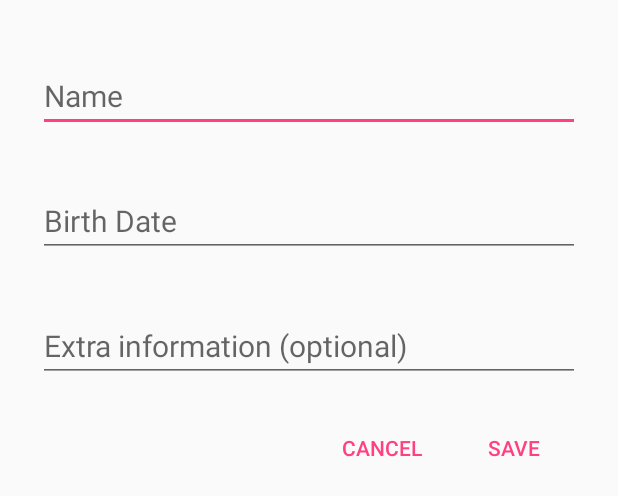
After one commit to babadela3/Playground, an Android app: the layout mihai_dialog_layout.xml on its own in the app's theme, with its tools: preview values and no code run, on a phone screen of 412 x 824 dp. The commit adds this screen. Shown: the top 496 px of the screen. Run offline under Robolectric (Android 15) with nearby library versions, the phone set to English and light mode, and no system bars.

Commit message:
dialogul lui mihai

```diff
--- a/ButtonsAndDialogs/app/src/main/java/com/example/gabriela/buttonsanddialogs/DialogsActivity.java
+++ b/ButtonsAndDialogs/app/src/main/java/com/example/gabriela/buttonsanddialogs/DialogsActivity.java
@@ -1,6 +1,7 @@
 package com.example.gabriela.buttonsanddialogs;
 
 import android.app.Activity;
+import android.app.Dialog;
 import android.app.ProgressDialog;
 import android.graphics.Color;
 import android.graphics.drawable.ColorDrawable;
@@ -15,6 +16,7 @@ import android.widget.Button;
 public class DialogsActivity extends Activity {
     Button ralucaDialogButton;
     private Button calinDialogButton;
+    private Button mihaiDialogButton;
     private int progressStatus = 0;
     private Handler handler = new Handler();
 
@@ -25,6 +27,7 @@ public class DialogsActivity extends Activity {
 
         ralucaDialogButton = (Button) findViewById(R.id.ralucadialog_button);
         calinDialogButton = (Button) findViewById(R.id.calindialog_button);
+        mihaiDialogButton = (Button) findViewById(R.id.mihaidialog_button);
         setUpHandlers();
     }
 
@@ -95,5 +98,32 @@ public class DialogsActivity extends Activity {
                 }).start(); // Start the operation
             }
         });
+
+        mihaiDialogButton.setOnClickListener(new View.OnClickListener() {
+            @Override
+            public void onClick(View v) {
+                final Dialog dialog = new Dialog(DialogsActivity.this);
+                dialog.setContentView(R.layout.mihai_dialog_layout);
+                dialog.setTitle("Add child");
+
+                Button saveButton = (Button) dialog.findViewById(R.id.saveButton);
+                Button cancelButton = (Button) dialog.findViewById(R.id.cancelButton);
+
+                saveButton.setOnClickListener(new View.OnClickListener() {
+                    @Override
+                    public void onClick(View v) {
+                        dialog.dismiss();
+                    }
+                });
+
+                cancelButton.setOnClickListener(new View.OnClickListener() {
+                    @Override
+                    public void onClick(View v) {
+                        dialog.dismiss();
+                    }
+                });
+                dialog.show();
+            }
+        });
     }
 }
--- /dev/null
+++ b/ButtonsAndDialogs/app/src/main/res/layout/mihai_dialog_layout.xml
@@ -0,0 +1,66 @@
+<?xml version="1.0" encoding="utf-8"?>
+<RelativeLayout xmlns:android="http://schemas.android.com/apk/res/android"
+    android:layout_width="match_parent" android:layout_height="match_parent"
+    android:layout_marginLeft="25dp"
+    android:layout_marginRight="25dp">
+
+    <EditText
+        android:layout_width="match_parent"
+        android:layout_height="wrap_content"
+        android:id="@+id/nameView"
+        android:hint="Name"
+        android:textSize="20dp"
+        android:layout_alignParentLeft="true"
+        android:layout_alignParentStart="true"
+        android:layout_marginTop="40dp"/>
+
+    <EditText
+        android:layout_width="match_parent"
+        android:layout_height="wrap_content"
+        android:inputType="date"
+        android:ems="10"
+        android:hint="Birth Date"
+        android:textSize="20dp"
+        android:id="@+id/dateView"
+        android:layout_below="@id/nameView"
+        android:layout_alignParentLeft="true"
+        android:layout_alignParentStart="true"
+        android:layout_marginTop="35dp"/>
+
+    <EditText
+        android:layout_width="match_parent"
+        android:layout_height="wrap_content"
+        android:id="@+id/extraText"
+        android:hint="Extra information (optional)"
+        android:textSize="20dp"
+        android:layout_below="@+id/dateView"
+        android:layout_alignParentLeft="true"
+        android:layout_alignParentStart="true"
+        android:layout_marginTop="35dp" />
+
+    <Button
+        android:layout_width="wrap_content"
+        android:layout_height="wrap_content"
+        android:text="Save"
+        android:id="@+id/saveButton"
+        android:background="@android:color/transparent"
+        android:textColor="#FF4081"
+        android:layout_below="@+id/extraText"
+        android:layout_alignParentRight="true"
+        android:layout_alignParentEnd="true"
+        android:layout_marginTop="20dp" />
+
+    <Button
+        android:layout_width="wrap_content"
+        android:layout_height="wrap_content"
+        android:text="Cancel"
+        android:id="@+id/cancelButton"
+        android:background="@android:color/transparent"
+        android:textColor="#FF4081"
+        android:layout_alignTop="@+id/saveButton"
+        android:layout_toLeftOf="@+id/saveButton"
+        android:layout_toStartOf="@+id/saveButton"
+        />
+
+
+</RelativeLayout>
```
